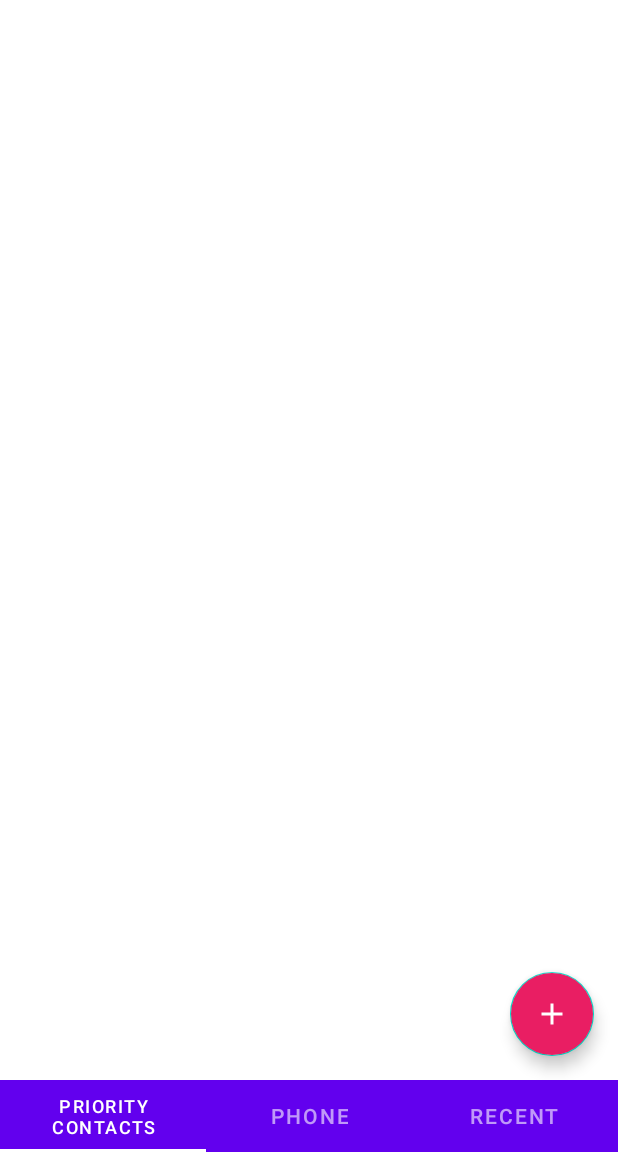
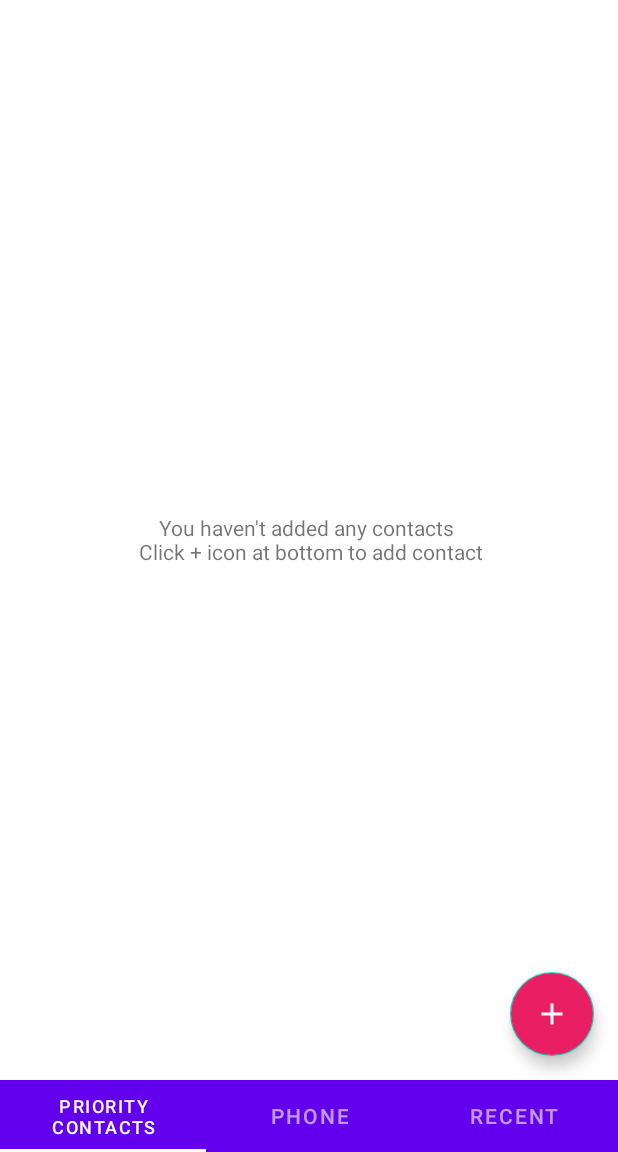
Before and after one commit to Numrahmubeen/CallerTune, an Android app: the screen it shows after launch (MainActivity), on a phone screen of 412 x 824 dp, the part 84-1236 px from its top. Run offline under Robolectric (Android 15) with nearby library versions, the phone set to English and light mode, and no system bars; our stand-ins replace CircleImageView, sdp/ssp sizes; pictures from the network do not load.

Commit message:
new todo's added for the flaws select priority contact bug removed successfully

```diff
--- a/app/src/main/java/com/caller/tune/CallActivity.java
+++ b/app/src/main/java/com/caller/tune/CallActivity.java
@@ -237,6 +237,8 @@ public class CallActivity extends AppCompatActivity {
     }
 
     // Set the UI for the call
+    //todo disable mute and hold call
+
     @SuppressLint("SetTextI18n")
     public void updateUi(Integer state) {
         // Set callInfo text by the state
--- a/app/src/main/java/com/caller/tune/CallHistoryDetailActivity.java
+++ b/app/src/main/java/com/caller/tune/CallHistoryDetailActivity.java
@@ -246,6 +246,7 @@ public class CallHistoryDetailActivity extends AppCompatActivity {
         back_iv = findViewById(R.id.callHistory_back_iv);
         gotoContactDetailsDivider_view = findViewById(R.id.callHistory_gotoContactDetails_view);
     }
+    //todo should check if default sim selected
     private boolean checkSimAvailability() {
         // cursor_call_logs.getColumnIndexOrThrow("subscription_id")
 
--- a/app/src/main/java/com/caller/tune/ChooseContactsActivity.java
+++ b/app/src/main/java/com/caller/tune/ChooseContactsActivity.java
@@ -76,7 +76,6 @@ public class ChooseContactsActivity extends AppCompatActivity{
     private TextView noContacts_tv;
     private Toolbar toolbar;
     private ContactViewModel contactViewModel;
-
 
     @Override
     protected void onCreate(Bundle savedInstanceState) {
--- a/app/src/main/java/com/caller/tune/MainActivity.java
+++ b/app/src/main/java/com/caller/tune/MainActivity.java
@@ -3,6 +3,7 @@ package com.caller.tune;
 import androidx.activity.result.ActivityResultLauncher;
 import androidx.activity.result.contract.ActivityResultContracts;
 import androidx.appcompat.app.ActionBarDrawerToggle;
+import androidx.appcompat.app.AlertDialog;
 import androidx.appcompat.app.AppCompatActivity;
 import androidx.appcompat.widget.Toolbar;
 import androidx.core.app.ActivityCompat;
@@ -20,6 +21,7 @@ import android.app.FragmentTransaction;
 import android.app.NotificationManager;
 import android.app.role.RoleManager;
 import android.content.Context;
+import android.content.DialogInterface;
 import android.content.Intent;
 import android.content.pm.PackageManager;
 import android.media.AudioManager;
@@ -59,7 +61,7 @@ public class MainActivity extends AppCompatActivity implements NavigationView.On
     private FragmentStateAdapter pagerAdapter;
     private MyDbHandler db;
     private String[] titles = new String[]{"Priority Contacts", "Phone", "Recent"};
-    TabLayout tabLayout;
+    private TabLayout tabLayout;
 
     private ActivityResultContracts.RequestMultiplePermissions requestMultiplePermissionsContract;
     private ActivityResultLauncher<String[]> multiplePermissionActivityResultLauncher;
@@ -85,7 +87,7 @@ public class MainActivity extends AppCompatActivity implements NavigationView.On
         setSupportActionBar(toolbar);
 
         managePermissions();
-
+        requestMutePermissions();
 //        if (!Settings.canDrawOverlays(this)) {
 //            Intent intent = new Intent(Settings.ACTION_MANAGE_OVERLAY_PERMISSION,
 //                    Uri.parse("package:" + getPackageName()));
@@ -115,7 +117,6 @@ public class MainActivity extends AppCompatActivity implements NavigationView.On
         tabLayout = (TabLayout) findViewById(R.id.tab_layout);
         //displaying tabs
         new TabLayoutMediator(tabLayout, viewPager, (tab, position) -> tab.setText(titles[position])).attach();
-        requestMutePermissions();
         if (ActivityCompat.checkSelfPermission(this,
                 Manifest.permission.READ_PHONE_STATE) != PackageManager.PERMISSION_GRANTED) {
             ActivityCompat.requestPermissions(this, new String[]
@@ -135,7 +136,6 @@ public class MainActivity extends AppCompatActivity implements NavigationView.On
             multiplePermissionActivityResultLauncher.launch(PERMISSIONS);
         }
     }
-
 
     private boolean hasPermissions(String[] permissions) {
         if (permissions != null) {
@@ -159,8 +159,20 @@ public class MainActivity extends AppCompatActivity implements NavigationView.On
     private void requestMutePermissions() {
         NotificationManager notificationManager = (NotificationManager) getSystemService(Context.NOTIFICATION_SERVICE);
         if (Build.VERSION.SDK_INT >= Build.VERSION_CODES.M && !notificationManager.isNotificationPolicyAccessGranted()) {
-            Intent intent = new Intent(android.provider.Settings.ACTION_NOTIFICATION_POLICY_ACCESS_SETTINGS);
-            startActivity(intent);
+
+            AlertDialog.Builder builder = new AlertDialog.Builder(this);
+            builder.setTitle("Grant Permission");
+            builder.setMessage("Allow this app to access Do Not Disturb Permission");
+            builder.setPositiveButton("GRANT PERMISSION", new DialogInterface.OnClickListener() {
+                @Override
+                public void onClick(DialogInterface dialog, int which) {
+
+                    Intent intent = new Intent(android.provider.Settings.ACTION_NOTIFICATION_POLICY_ACCESS_SETTINGS);
+                    startActivity(intent);                }
+            });
+
+            builder.show();
+
         }
     }
 
--- a/app/src/main/java/com/caller/tune/fragments/PriorityFragment.java
+++ b/app/src/main/java/com/caller/tune/fragments/PriorityFragment.java
@@ -16,6 +16,7 @@ import android.view.LayoutInflater;
 import android.view.View;
 import android.view.ViewGroup;
 import android.widget.ProgressBar;
+import android.widget.TextView;
 import android.widget.Toast;
 
 import com.caller.tune.ChooseContactsActivity;
@@ -41,6 +42,7 @@ public class PriorityFragment extends Fragment {
     public PriorityContactsAdapter adapter;
     public ArrayList<ContactModel> priorityList;
     private ProgressBar progressBar;
+    private TextView noContacts_tv;
 
     public PriorityFragment() {
         // Required empty public constructor
@@ -62,6 +64,7 @@ public class PriorityFragment extends Fragment {
         priorityList = new ArrayList<>();
         recyclerView = view.findViewById(R.id.priority_contacts_rv);
         progressBar = view.findViewById(R.id.progressbar);
+        noContacts_tv = view.findViewById(R.id.noContacts_tv);
         recyclerView.setLayoutManager(new LinearLayoutManager(getContext()));
         recyclerView.setHasFixedSize(true);
         priorityList = db.getAllContacts();
@@ -76,20 +79,19 @@ public class PriorityFragment extends Fragment {
                     });
             adapter = new PriorityContactsAdapter(getContext(), priorityList);
             recyclerView.setAdapter(adapter);
+            noContacts_tv.setVisibility(View.GONE);
 
         }else {
-            Toast.makeText(getContext(), "No Priority Contact Found", Toast.LENGTH_SHORT).show();
+            noContacts_tv.setVisibility(View.VISIBLE);
+//            Toast.makeText(getContext(), "No Priority Contact Found", Toast.LENGTH_SHORT).show();
         }
         progressBar.setVisibility(View.GONE);
 
         FloatingActionButton fab = view.findViewById(R.id.fab);
         fab.setColorFilter(Color.WHITE);
-        fab.setOnClickListener(new View.OnClickListener() {
-            @Override
-            public void onClick(View view) {
-                Intent intent = new Intent(getContext(), ChooseContactsActivity.class);
-                startActivity(intent);
-            }
+        fab.setOnClickListener(view1 -> {
+            Intent intent = new Intent(getContext(), ChooseContactsActivity.class);
+            startActivity(intent);
         });
         return view;
 
@@ -111,12 +113,12 @@ public class PriorityFragment extends Fragment {
     public void refreshRV(){
         priorityList.clear();
         priorityList.addAll(db.getAllContacts());
-        Collections.sort(priorityList, new Comparator<ContactModel>() {
-            @Override
-            public int compare(ContactModel o1, ContactModel o2) {
-                return o1.getName().compareToIgnoreCase(o2.getName());
-            }
-        });
+        Collections.sort(priorityList, (o1, o2) -> o1.getName().compareToIgnoreCase(o2.getName()));
+        if(priorityList.size() == 0){
+            noContacts_tv.setVisibility(View.VISIBLE);
+        }
+        else
+            noContacts_tv.setVisibility(View.GONE);
         adapter = new PriorityContactsAdapter(getContext(),priorityList);
         adapter.notifyDataSetChanged();
     }
--- a/app/src/main/java/com/caller/tune/fragments/RecentCallsFragment.java
+++ b/app/src/main/java/com/caller/tune/fragments/RecentCallsFragment.java
@@ -58,7 +58,6 @@ public class RecentCallsFragment extends Fragment {
 
     private SectionedRecyclerViewAdapter sectionedAdapter;
     private ProgressBar progressBar;
-
 
     public RecentCallsFragment() {
     }
--- a/app/src/main/java/com/caller/tune/repository/ContactRepository.java
+++ b/app/src/main/java/com/caller/tune/repository/ContactRepository.java
@@ -28,7 +28,7 @@ public class ContactRepository {
         this.context = context;
         contactsList = new MutableLiveData<>();
     }
-
+    //todo fetch contacts from Content Uri
     public MutableLiveData<ArrayList<ContactModel>> fetchContacts() {
 
         ExecutorService service =  Executors.newSingleThreadExecutor();
--- a/app/src/main/java/com/caller/tune/viewModels/ContactViewModel.java
+++ b/app/src/main/java/com/caller/tune/viewModels/ContactViewModel.java
@@ -38,8 +38,7 @@ public class ContactViewModel extends AndroidViewModel {
         repository = new ContactRepository(application);
         contacts = new MutableLiveData<>();
     }
-
-
+    //todo load data in contacts rv without search
     public MutableLiveData<ArrayList<ContactModel>> getContacts() {
         contacts = repository.fetchContacts();
         return contacts;
--- a/app/src/main/res/layout/fragment_priority.xml
+++ b/app/src/main/res/layout/fragment_priority.xml
@@ -7,6 +7,14 @@
     <RelativeLayout
         android:layout_width="match_parent"
         android:layout_height="match_parent">
+           <TextView
+               android:layout_width="wrap_content"
+               android:layout_height="wrap_content"
+               android:textAlignment="center"
+               android:id="@+id/noContacts_tv"
+               android:layout_centerInParent="true"
+               android:text="You haven't added any contacts \n Click + icon at bottom to add contact"/>
+
     <ProgressBar
         android:id="@+id/progressbar"
         android:layout_width="wrap_content"
@@ -16,7 +24,7 @@
 
     <androidx.recyclerview.widget.RecyclerView
         android:id="@+id/priority_contacts_rv"
-        android:layout_marginTop="?actionBarSize"
+        android:layout_marginTop="@dimen/_10sdp"
         android:layout_width="match_parent"
         android:layout_height="match_parent"
         android:layout_below="@+id/header"
```
Also changed, not shown: app/src/main/java/com/caller/tune/CallService.java (+34 -53 lines), app/src/main/java/com/caller/tune/adapter/ContactsAdapter.java (+11 -3 lines), app/src/main/java/com/caller/tune/adapter/PhoneContactsAdapter.java (+16 -2 lines), app/src/main/java/com/caller/tune/fragments/PhoneFragment.java (+10 -17 lines).
